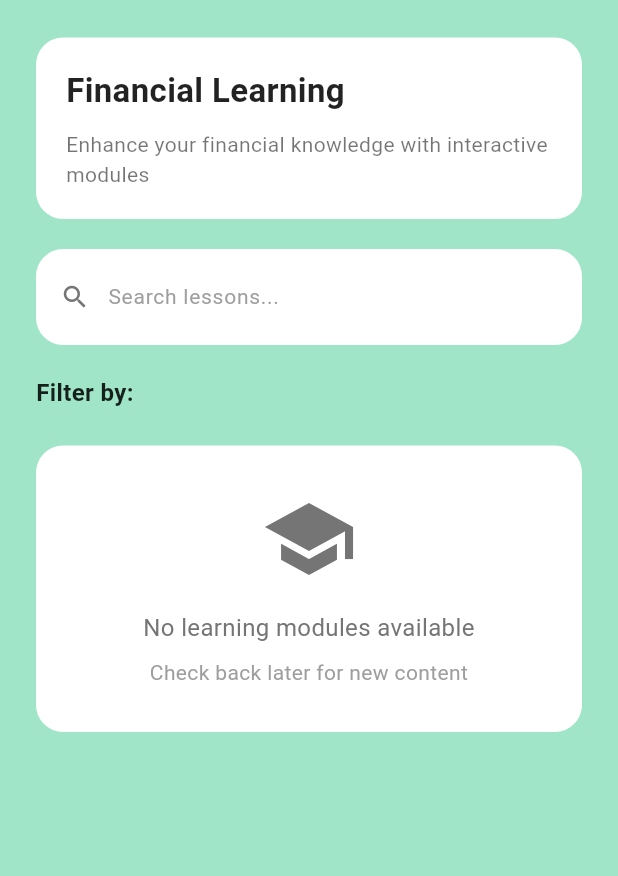
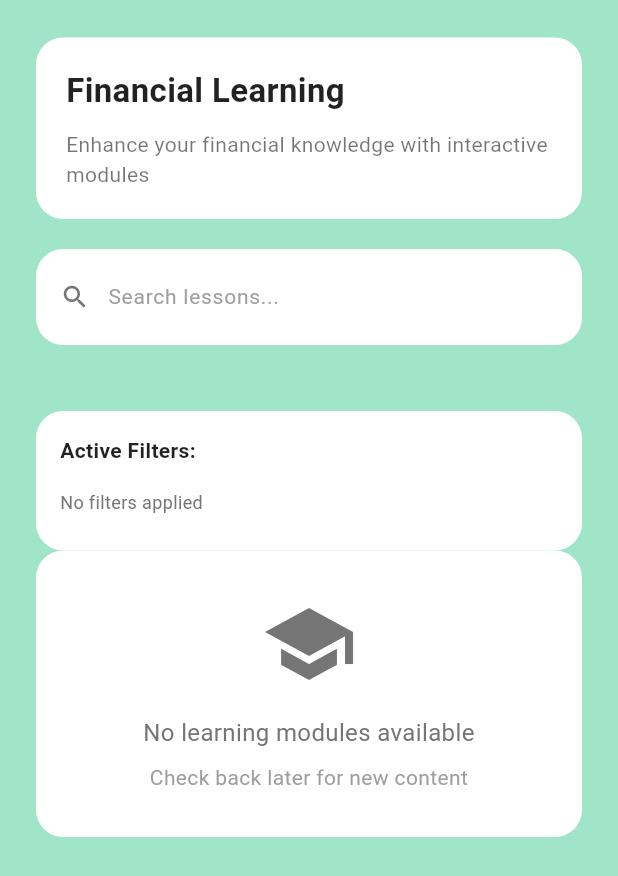
Before and after one commit to adamrujhan/DuitWise-CAT304, a Flutter app: the LearningPage screen opened directly, on a phone screen of 412 x 824 dp. Shown: the top 876 px of the screen. Run offline on Flutter 3.47's test engine with Material 3 defaults, Android fonts, the phone set to English and light mode, and no system bars; our stand-ins replace firebase_auth, firebase_core, firebase_database, fl_chart, flutter_riverpod, go_router and 1 more; accounts and stored records are empty.

Commit message:
edit change

```diff
--- a/duitwise_app/lib/modules/financial_literacy/views/learning_page.dart
+++ b/duitwise_app/lib/modules/financial_literacy/views/learning_page.dart
@@ -157,11 +157,18 @@ class _LearningPageState extends ConsumerState<LearningPage> {
                 ),
               ),
 
-              // Active Filters Display
-              if (lessonState.selectedCategories.isNotEmpty ||
-                  lessonState.selectedDifficulties.isNotEmpty)
-                Column(
-                  children: [
+              // Filter Section - MOVED TO TOP
+              const SizedBox(height: 12),
+
+              // Category Filter Chips
+              _buildCategoryFilterChips(lessonState, notifier),
+
+              const SizedBox(height: 12),
+
+              // Difficulty Filter Chips
+              _buildDifficultyFilterChips(lessonState, notifier),
+
+              // Active Filters Display - ALWAYS VISIBLE NOW
               const SizedBox(height: 20),
               RoundedCard(
                 child: Padding(
@@ -178,6 +185,21 @@ class _LearningPageState extends ConsumerState<LearningPage> {
                         ),
                       ),
                       const SizedBox(height: 8),
+
+                      // Empty state - show when no filters
+                      if (lessonState.selectedCategories.isEmpty &&
+                          lessonState.selectedDifficulties.isEmpty &&
+                          lessonState.searchQuery.isEmpty)
+                        Padding(
+                          padding: const EdgeInsets.symmetric(vertical: 8),
+                          child: Text(
+                            "No filters applied",
+                            style: TextStyle(
+                              fontSize: 12,
+                              color: Colors.grey.shade600,
+                            ),
+                          ),
+                        ),
 
                       // Selected Categories
                       if (lessonState.selectedCategories.isNotEmpty)
@@ -274,39 +296,13 @@ class _LearningPageState extends ConsumerState<LearningPage> {
                             }).toList(),
                           ),
                         ),
-                          ],
-                        ),
-                      ),
-                    ),
-                  ],
-                ),
 
-              // Filter Section
-              const SizedBox(height: 20),
-              Text(
-                "Filter by:",
-                style: TextStyle(
-                  fontSize: 16,
-                  fontWeight: FontWeight.w600,
-                  color: Colors.black87,
-                ),
-              ),
-              const SizedBox(height: 12),
-
-              // Category Filter Chips
-              _buildCategoryFilterChips(lessonState, notifier),
-
-              const SizedBox(height: 12),
-
-              // Difficulty Filter Chips
-              _buildDifficultyFilterChips(lessonState, notifier),
-
-              // Clear Filters Button
+                      // Clear All Filters Button - INSIDE Active Filters box
                       if (lessonState.selectedCategories.isNotEmpty ||
                           lessonState.selectedDifficulties.isNotEmpty ||
                           lessonState.searchQuery.isNotEmpty)
                         Padding(
-                  padding: const EdgeInsets.only(top: 12),
+                          padding: const EdgeInsets.only(top: 16),
                           child: Row(
                             mainAxisAlignment: MainAxisAlignment.end,
                             children: [
@@ -346,6 +342,10 @@ class _LearningPageState extends ConsumerState<LearningPage> {
                                 ),
                               ),
                             ],
+                          ),
+                        ),
+                    ],
+                  ),
                 ),
               ),
 
```
Lines whose indentation alone changed are shown as unchanged.
